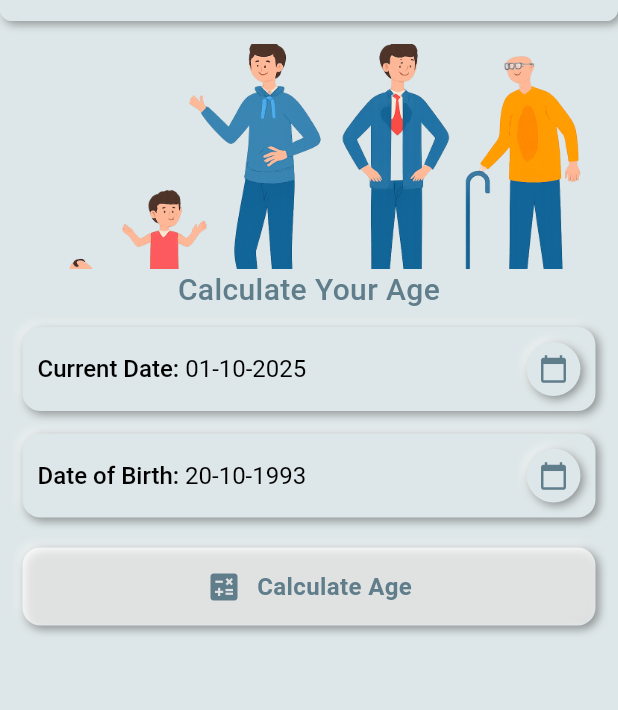
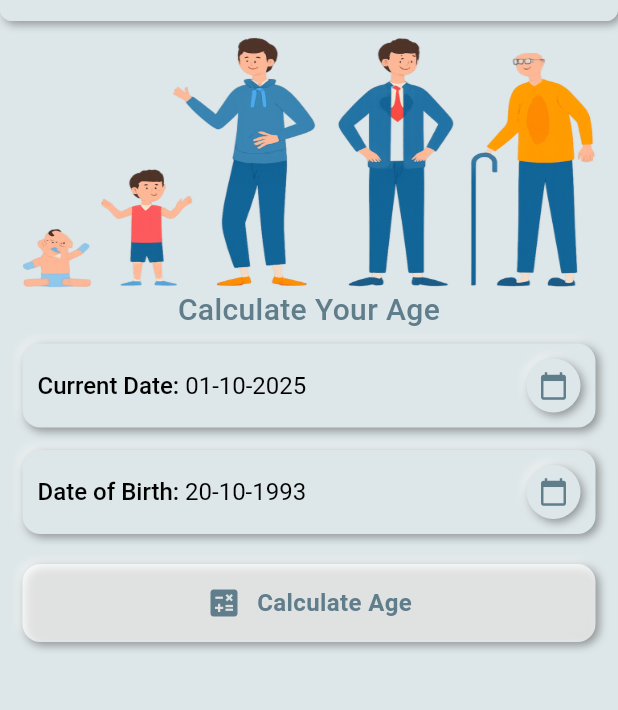
Before and after one commit to saeid721/age_calculation, a Flutter app: the screen it shows after launch, on a phone screen of 412 x 824 dp, the part 63-773 px from its top. Run offline on Flutter 3.47's test engine with Material 3 defaults, Android fonts, the phone set to English and light mode, and no system bars; our stand-ins replace flutter_neumorphic_plus, get.

Commit message:
ui update

```diff
--- a/lib/age_calculator_screen/views/age_calculator_screen.dart
+++ b/lib/age_calculator_screen/views/age_calculator_screen.dart
@@ -30,13 +30,13 @@ class AgeCalculatorScreen extends StatelessWidget {
           child: Column(
             crossAxisAlignment: CrossAxisAlignment.center,
             children: [
-              const SizedBox(height: 15),
+              const SizedBox(height: 10),
               Center(
                 child: Image.asset(
                   "assets/images/family.png",
-                  height: 150,
+                  height: 168,
                   width: Get.width,
-                  fit: BoxFit.cover,
+                  fit: BoxFit.fill,
                 ),
               ),
               const Text(
@@ -44,7 +44,7 @@ class AgeCalculatorScreen extends StatelessWidget {
                 style: TextStyle(fontSize: 20, fontWeight: FontWeight.w500, color: Color(0xFF607D8B)),
                 textAlign: TextAlign.center,
               ),
-              const SizedBox(height: 10),
+              const SizedBox(height: 8),
 
               // Current Date Picker
               _dateTile(
@@ -104,7 +104,7 @@ class AgeCalculatorScreen extends StatelessWidget {
 
               // Result
               if (ageController.showResult) ...[
-                const SizedBox(height: 20),
+                const SizedBox(height: 15),
                 if (ageController.age == null)
                   Text('Invalid: DOB is after Current Date!',
                       style: Get.textTheme.headlineSmall)
@@ -215,7 +215,7 @@ class AgeCalculatorScreen extends StatelessWidget {
                           ),
                         ),
                       ),
-                      const SizedBox(height: 20),
+                      const SizedBox(height: 15),
 
                       // ✅ Next Birthday with H:M:S
                       Neumorphic(
```
Also changed, not shown: assets/images/family.png, lib/generated/assets.dart (added).
